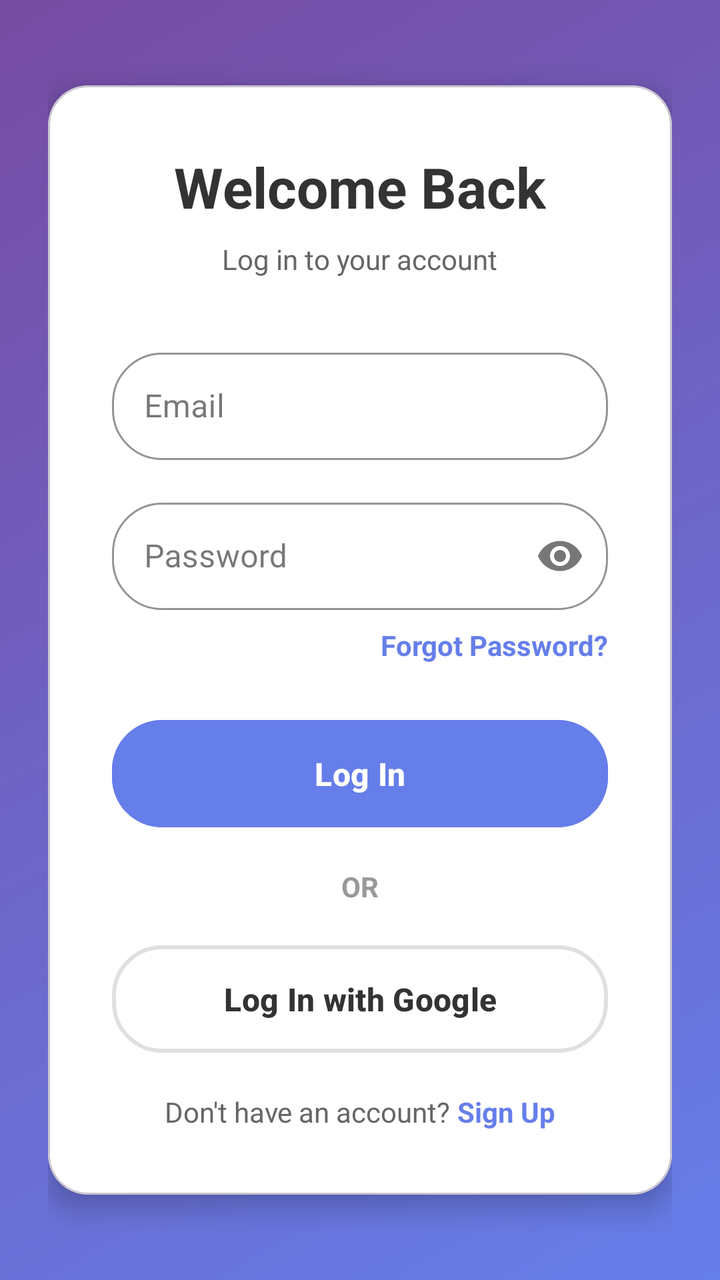
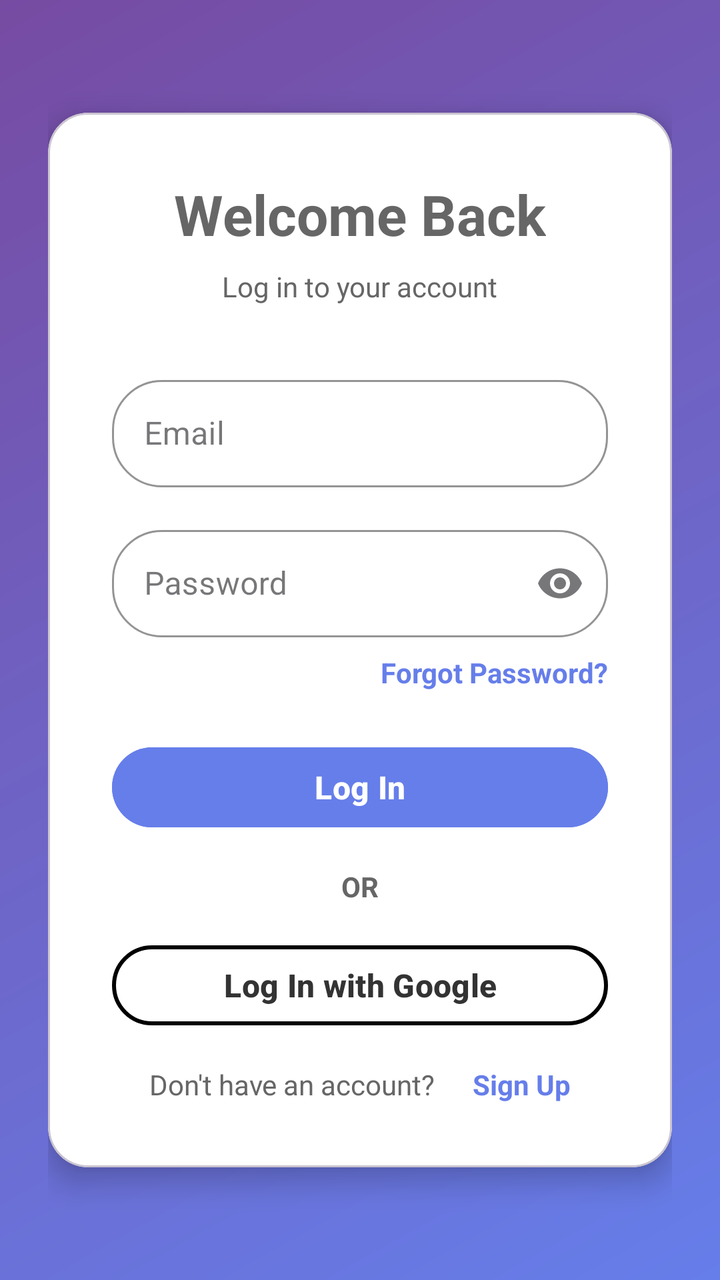

Screens rendered from an Android XML layout before and after an edit, with the pre-edit source and the edit as a unified diff.
<!-- AndroidManifest.xml: application theme Theme.MainProj -->
<!-- res/layout/activity_login.xml -->
<?xml version="1.0" encoding="utf-8"?>
<androidx.constraintlayout.widget.ConstraintLayout xmlns:android="http://schemas.android.com/apk/res/android"
    xmlns:app="http://schemas.android.com/apk/res-auto"
    xmlns:tools="http://schemas.android.com/tools"
    android:id="@+id/main"
    android:layout_width="match_parent"
    android:layout_height="match_parent"
    android:background="@drawable/gradient_background"
    android:padding="24dp"
    tools:context=".Login_activity">

    <com.google.android.material.card.MaterialCardView
        android:id="@+id/cardView"
        android:layout_width="0dp"
        android:layout_height="wrap_content"
        android:backgroundTint="#FFFFFF"
        app:cardCornerRadius="20dp"
        app:cardElevation="8dp"
        app:layout_constraintBottom_toBottomOf="parent"
        app:layout_constraintEnd_toEndOf="parent"
        app:layout_constraintStart_toStartOf="parent"
        app:layout_constraintTop_toTopOf="parent">

        <androidx.constraintlayout.widget.ConstraintLayout
            android:layout_width="match_parent"
            android:layout_height="wrap_content"
            android:padding="32dp">

            <TextView
                android:id="@+id/tvTitle"
                android:layout_width="wrap_content"
                android:layout_height="wrap_content"
                android:text="Welcome Back"
                android:textColor="#333333"
                android:textSize="28sp"
                android:textStyle="bold"
                app:layout_constraintEnd_toEndOf="parent"
                app:layout_constraintStart_toStartOf="parent"
                app:layout_constraintTop_toTopOf="parent" />

            <TextView
                android:id="@+id/tvSubtitle"
                android:layout_width="wrap_content"
                android:layout_height="wrap_content"
                android:layout_marginTop="8dp"
                android:text="Log in to your account"
                android:textColor="#666666"
                android:textSize="14sp"
                app:layout_constraintEnd_toEndOf="parent"
                app:layout_constraintStart_toStartOf="parent"
                app:layout_constraintTop_toBottomOf="@id/tvTitle" />

            <com.google.android.material.textfield.TextInputLayout
                android:id="@+id/tilEmail"
                style="@style/Widget.MaterialComponents.TextInputLayout.OutlinedBox"
                android:layout_width="0dp"
                android:layout_height="wrap_content"
                android:layout_marginTop="32dp"
                android:hint="Email"
                app:boxCornerRadiusBottomEnd="25dp"
                app:boxCornerRadiusBottomStart="25dp"
                app:boxCornerRadiusTopEnd="25dp"
                app:boxCornerRadiusTopStart="25dp"
                app:boxStrokeColor="#667eea"
                app:hintTextColor="#667eea"
                app:layout_constraintEnd_toEndOf="parent"
                app:layout_constraintStart_toStartOf="parent"
                app:layout_constraintTop_toBottomOf="@id/tvSubtitle">

                <com.google.android.material.textfield.TextInputEditText
                    android:id="@+id/etEmail"
                    android:layout_width="match_parent"
                    android:layout_height="wrap_content"
                    android:inputType="textEmailAddress"
                    android:padding="16dp"
                    android:textSize="16sp" />
            </com.google.android.material.textfield.TextInputLayout>

            <com.google.android.material.textfield.TextInputLayout
                android:id="@+id/tilPassword"
                style="@style/Widget.MaterialComponents.TextInputLayout.OutlinedBox"
                android:layout_width="0dp"
                android:layout_height="wrap_content"
                android:layout_marginTop="16dp"
                android:hint="Password"
                app:boxCornerRadiusBottomEnd="25dp"
                app:boxCornerRadiusBottomStart="25dp"
                app:boxCornerRadiusTopEnd="25dp"
                app:boxCornerRadiusTopStart="25dp"
                app:boxStrokeColor="#667eea"
                app:endIconMode="password_toggle"
                app:hintTextColor="#667eea"
                app:layout_constraintEnd_toEndOf="parent"
                app:layout_constraintStart_toStartOf="parent"
                app:layout_constraintTop_toBottomOf="@id/tilEmail">

                <com.google.android.material.textfield.TextInputEditText
                    android:id="@+id/etPassword"
                    android:layout_width="match_parent"
                    android:layout_height="wrap_content"
                    android:inputType="textPassword"
                    android:padding="16dp"
                    android:textSize="16sp" />
            </com.google.android.material.textfield.TextInputLayout>

            <TextView
                android:id="@+id/tvForgotPassword"
                android:layout_width="wrap_content"
                android:layout_height="wrap_content"
                android:layout_marginTop="8dp"
                android:text="Forgot Password?"
                android:textColor="#667eea"
                android:textSize="14sp"
                android:textStyle="bold"
                app:layout_constraintEnd_toEndOf="parent"
                app:layout_constraintTop_toBottomOf="@id/tilPassword" />

            <com.google.android.material.button.MaterialButton
                android:id="@+id/btnLogin"
                android:layout_width="0dp"
                android:layout_height="wrap_content"
                android:layout_marginTop="24dp"
                android:backgroundTint="#667eea"
                android:padding="16dp"
                android:text="Log In"
                android:textColor="@android:color/white"
                android:textSize="16sp"
                android:textStyle="bold"
                app:cornerRadius="25dp"
                app:layout_constraintEnd_toEndOf="parent"
                app:layout_constraintStart_toStartOf="parent"
                app:layout_constraintTop_toBottomOf="@id/tvForgotPassword" />

            <TextView
                android:id="@+id/tvOrDivider"
                android:layout_width="wrap_content"
                android:layout_height="wrap_content"
                android:layout_marginTop="16dp"
                android:text="OR"
                android:textColor="#999999"
                android:textSize="14sp"
                android:textStyle="bold"
                app:layout_constraintEnd_toEndOf="parent"
                app:layout_constraintStart_toStartOf="parent"
                app:layout_constraintTop_toBottomOf="@id/btnLogin" />

            <com.google.android.material.button.MaterialButton
                android:id="@+id/btnGoogleLogin"
                android:layout_width="0dp"
                android:layout_height="wrap_content"
                android:layout_marginTop="16dp"
                android:backgroundTint="#FFFFFF"
                android:padding="16dp"
                android:text="Log In with Google"
                android:textColor="#333333"
                android:textSize="16sp"
                android:textStyle="bold"
                app:cornerRadius="25dp"
                app:layout_constraintEnd_toEndOf="parent"
                app:layout_constraintStart_toStartOf="parent"
                app:layout_constraintTop_toBottomOf="@id/tvOrDivider"
                app:strokeColor="#e0e0e0"
                app:strokeWidth="2dp" />

            <TextView
                android:id="@+id/tvSignUpPrompt"
                android:layout_width="wrap_content"
                android:layout_height="wrap_content"
                android:layout_marginTop="16dp"
                android:text="Don't have an account? "
                android:textColor="#666666"
                android:textSize="14sp"
                app:layout_constraintEnd_toStartOf="@id/tvSignUp"
                app:layout_constraintHorizontal_chainStyle="packed"
                app:layout_constraintStart_toStartOf="parent"
                app:layout_constraintTop_toBottomOf="@id/btnGoogleLogin" />

            <TextView
                android:id="@+id/tvSignUp"
                android:layout_width="wrap_content"
                android:layout_height="wrap_content"
                android:text="Sign Up"
                android:textColor="#667eea"
                android:textSize="14sp"
                android:textStyle="bold"
                app:layout_constraintBaseline_toBaselineOf="@id/tvSignUpPrompt"
                app:layout_constraintEnd_toEndOf="parent"
                app:layout_constraintStart_toEndOf="@id/tvSignUpPrompt" />

        </androidx.constraintlayout.widget.ConstraintLayout>

    </com.google.android.material.card.MaterialCardView>

</androidx.constraintlayout.widget.ConstraintLayout>
<!-- resources referenced by this layout -->
<resources>
  <!-- drawable gradient_background (drawable) -->
  <?xml version="1.0" encoding="utf-8"?>
  <shape xmlns:android="http://schemas.android.com/apk/res/android">
      <gradient
          android:angle="135"
          android:startColor="#667eea"
          android:endColor="#764ba2"
          android:type="linear" />
  </shape>
  <style name="Theme.MainProj" parent="Base.Theme.MainProj" />
  <style name="Base.Theme.MainProj" parent="Theme.Material3.DayNight.NoActionBar">
          
          <resources>
              <color name="input_stroke_color">#667eea</color>
              <color name="button_primary">#667eea</color>
              <color name="text_secondary">#666666</color>
              <color name="button_google_bg">#FFFFFF</color>
              <color name="button_google_text">#333333</color>
              <color name="button_google_stroke">#e0e0e0</color>
          </resources>
          
      </style>
</resources>

<!-- the commit's change to res/layout/activity_login.xml (unified diff, before → after) -->
@@ -1,25 +1,23 @@
-<?xml version="1.0" encoding="utf-8"?>
-<androidx.constraintlayout.widget.ConstraintLayout xmlns:android="http://schemas.android.com/apk/res/android"
+<androidx.constraintlayout.widget.ConstraintLayout
+    xmlns:android="http://schemas.android.com/apk/res/android"
     xmlns:app="http://schemas.android.com/apk/res-auto"
-    xmlns:tools="http://schemas.android.com/tools"
     android:id="@+id/main"
     android:layout_width="match_parent"
     android:layout_height="match_parent"
     android:background="@drawable/gradient_background"
-    android:padding="24dp"
-    tools:context=".Login_activity">
+    android:padding="24dp">
 
     <com.google.android.material.card.MaterialCardView
         android:id="@+id/cardView"
         android:layout_width="0dp"
         android:layout_height="wrap_content"
-        android:backgroundTint="#FFFFFF"
+        android:backgroundTint="?attr/buttonGoogleBg"
         app:cardCornerRadius="20dp"
         app:cardElevation="8dp"
+        app:layout_constraintTop_toTopOf="parent"
         app:layout_constraintBottom_toBottomOf="parent"
-        app:layout_constraintEnd_toEndOf="parent"
         app:layout_constraintStart_toStartOf="parent"
-        app:layout_constraintTop_toTopOf="parent">
+        app:layout_constraintEnd_toEndOf="parent">
 
         <androidx.constraintlayout.widget.ConstraintLayout
             android:layout_width="match_parent"
@@ -31,24 +29,24 @@
                 android:layout_width="wrap_content"
                 android:layout_height="wrap_content"
                 android:text="Welcome Back"
-                android:textColor="#333333"
+                android:textColor="?attr/textSecondary"
                 android:textSize="28sp"
                 android:textStyle="bold"
-                app:layout_constraintEnd_toEndOf="parent"
+                app:layout_constraintTop_toTopOf="parent"
                 app:layout_constraintStart_toStartOf="parent"
-                app:layout_constraintTop_toTopOf="parent" />
+                app:layout_constraintEnd_toEndOf="parent"/>
 
             <TextView
                 android:id="@+id/tvSubtitle"
                 android:layout_width="wrap_content"
                 android:layout_height="wrap_content"
+                android:text="Log in to your account"
+                android:textColor="?attr/textSecondary"
+                android:textSize="14sp"
                 android:layout_marginTop="8dp"
-                android:text="Log in to your account"
-                android:textColor="#666666"
-                android:textSize="14sp"
-                app:layout_constraintEnd_toEndOf="parent"
+                app:layout_constraintTop_toBottomOf="@id/tvTitle"
                 app:layout_constraintStart_toStartOf="parent"
-                app:layout_constraintTop_toBottomOf="@id/tvTitle" />
+                app:layout_constraintEnd_toEndOf="parent"/>
 
             <com.google.android.material.textfield.TextInputLayout
                 android:id="@+id/tilEmail"
@@ -57,15 +55,15 @@
                 android:layout_height="wrap_content"
                 android:layout_marginTop="32dp"
                 android:hint="Email"
+                app:boxCornerRadiusTopStart="25dp"
+                app:boxCornerRadiusTopEnd="25dp"
+                app:boxCornerRadiusBottomStart="25dp"
                 app:boxCornerRadiusBottomEnd="25dp"
-                app:boxCornerRadiusBottomStart="25dp"
-                app:boxCornerRadiusTopEnd="25dp"
-                app:boxCornerRadiusTopStart="25dp"
-                app:boxStrokeColor="#667eea"
-                app:hintTextColor="#667eea"
-                app:layout_constraintEnd_toEndOf="parent"
+                app:boxStrokeColor="?attr/inputStrokeColor"
+                app:hintTextColor="?attr/inputStrokeColor"
+                app:layout_constraintTop_toBottomOf="@id/tvSubtitle"
                 app:layout_constraintStart_toStartOf="parent"
-                app:layout_constraintTop_toBottomOf="@id/tvSubtitle">
+                app:layout_constraintEnd_toEndOf="parent">
 
                 <com.google.android.material.textfield.TextInputEditText
                     android:id="@+id/etEmail"
@@ -73,7 +71,7 @@
                     android:layout_height="wrap_content"
                     android:inputType="textEmailAddress"
                     android:padding="16dp"
-                    android:textSize="16sp" />
+                    android:textSize="16sp"/>
             </com.google.android.material.textfield.TextInputLayout>
 
             <com.google.android.material.textfield.TextInputLayout
@@ -83,16 +81,16 @@
                 android:layout_height="wrap_content"
                 android:layout_marginTop="16dp"
                 android:hint="Password"
+                app:endIconMode="password_toggle"
+                app:boxCornerRadiusTopStart="25dp"
+                app:boxCornerRadiusTopEnd="25dp"
+                app:boxCornerRadiusBottomStart="25dp"
                 app:boxCornerRadiusBottomEnd="25dp"
-                app:boxCornerRadiusBottomStart="25dp"
-                app:boxCornerRadiusTopEnd="25dp"
-                app:boxCornerRadiusTopStart="25dp"
-                app:boxStrokeColor="#667eea"
-                app:endIconMode="password_toggle"
-                app:hintTextColor="#667eea"
-                app:layout_constraintEnd_toEndOf="parent"
+                app:boxStrokeColor="?attr/inputStrokeColor"
+                app:hintTextColor="?attr/inputStrokeColor"
+                app:layout_constraintTop_toBottomOf="@id/tilEmail"
                 app:layout_constraintStart_toStartOf="parent"
-                app:layout_constraintTop_toBottomOf="@id/tilEmail">
+                app:layout_constraintEnd_toEndOf="parent">
 
                 <com.google.android.material.textfield.TextInputEditText
                     android:id="@+id/etPassword"
@@ -100,7 +98,7 @@
                     android:layout_height="wrap_content"
                     android:inputType="textPassword"
                     android:padding="16dp"
-                    android:textSize="16sp" />
+                    android:textSize="16sp"/>
             </com.google.android.material.textfield.TextInputLayout>
 
             <TextView
@@ -109,86 +107,81 @@
                 android:layout_height="wrap_content"
                 android:layout_marginTop="8dp"
                 android:text="Forgot Password?"
-                android:textColor="#667eea"
+                android:textColor="?attr/inputStrokeColor"
+                android:textStyle="bold"
                 android:textSize="14sp"
-                android:textStyle="bold"
-                app:layout_constraintEnd_toEndOf="parent"
-                app:layout_constraintTop_toBottomOf="@id/tilPassword" />
+                app:layout_constraintTop_toBottomOf="@id/tilPassword"
+                app:layout_constraintEnd_toEndOf="parent"/>
 
             <com.google.android.material.button.MaterialButton
                 android:id="@+id/btnLogin"
                 android:layout_width="0dp"
                 android:layout_height="wrap_content"
                 android:layout_marginTop="24dp"
-                android:backgroundTint="#667eea"
-                android:padding="16dp"
                 android:text="Log In"
-                android:textColor="@android:color/white"
+                android:backgroundTint="?attr/buttonPrimary"
+                android:textColor="?attr/buttonGoogleBg"
+                android:textStyle="bold"
                 android:textSize="16sp"
-                android:textStyle="bold"
                 app:cornerRadius="25dp"
-                app:layout_constraintEnd_toEndOf="parent"
+                app:layout_constraintTop_toBottomOf="@id/tvForgotPassword"
                 app:layout_constraintStart_toStartOf="parent"
-                app:layout_constraintTop_toBottomOf="@id/tvForgotPassword" />
+                app:layout_constraintEnd_toEndOf="parent"/>
 
             <TextView
                 android:id="@+id/tvOrDivider"
                 android:layout_width="wrap_content"
                 android:layout_height="wrap_content"
+                android:text="OR"
+                android:textColor="?attr/textSecondary"
+                android:textStyle="bold"
+                android:textSize="14sp"
                 android:layout_marginTop="16dp"
-                android:text="OR"
-                android:textColor="#999999"
-                android:textSize="14sp"
-                android:textStyle="bold"
-                app:layout_constraintEnd_toEndOf="parent"
+                app:layout_constraintTop_toBottomOf="@id/btnLogin"
                 app:layout_constraintStart_toStartOf="parent"
-                app:layout_constraintTop_toBottomOf="@id/btnLogin" />
+                app:layout_constraintEnd_toEndOf="parent"/>
 
             <com.google.android.material.button.MaterialButton
                 android:id="@+id/btnGoogleLogin"
                 android:layout_width="0dp"
                 android:layout_height="wrap_content"
                 android:layout_marginTop="16dp"
-                android:backgroundTint="#FFFFFF"
-                android:padding="16dp"
                 android:text="Log In with Google"
-                android:textColor="#333333"
+                android:backgroundTint="?attr/buttonGoogleBg"
+                android:textColor="?attr/buttonGoogleText"
+                android:strokeColor="?attr/buttonGoogleStroke"
+                app:strokeWidth="2dp"
+                android:textStyle="bold"
                 android:textSize="16sp"
-                android:textStyle="bold"
                 app:cornerRadius="25dp"
-                app:layout_constraintEnd_toEndOf="parent"
+                app:layout_constraintTop_toBottomOf="@id/tvOrDivider"
                 app:layout_constraintStart_toStartOf="parent"
-                app:layout_constraintTop_toBottomOf="@id/tvOrDivider"
-                app:strokeColor="#e0e0e0"
-                app:strokeWidth="2dp" />
+                app:layout_constraintEnd_toEndOf="parent"/>
 
             <TextView
                 android:id="@+id/tvSignUpPrompt"
                 android:layout_width="wrap_content"
                 android:layout_height="wrap_content"
+                android:text="Don't have an account?"
+                android:textColor="?attr/textSecondary"
+                android:textSize="14sp"
                 android:layout_marginTop="16dp"
-                android:text="Don't have an account? "
-                android:textColor="#666666"
-                android:textSize="14sp"
-                app:layout_constraintEnd_toStartOf="@id/tvSignUp"
-                app:layout_constraintHorizontal_chainStyle="packed"
+                app:layout_constraintTop_toBottomOf="@id/btnGoogleLogin"
                 app:layout_constraintStart_toStartOf="parent"
-                app:layout_constraintTop_toBottomOf="@id/btnGoogleLogin" />
+                app:layout_constraintEnd_toStartOf="@id/tvSignUp"/>
 
             <TextView
                 android:id="@+id/tvSignUp"
                 android:layout_width="wrap_content"
                 android:layout_height="wrap_content"
                 android:text="Sign Up"
-                android:textColor="#667eea"
+                android:textColor="?attr/inputStrokeColor"
                 android:textSize="14sp"
                 android:textStyle="bold"
-                app:layout_constraintBaseline_toBaselineOf="@id/tvSignUpPrompt"
-                app:layout_constraintEnd_toEndOf="parent"
-                app:layout_constraintStart_toEndOf="@id/tvSignUpPrompt" />
+                app:layout_constraintTop_toTopOf="@id/tvSignUpPrompt"
+                app:layout_constraintStart_toEndOf="@id/tvSignUpPrompt"
+                app:layout_constraintEnd_toEndOf="parent"/>
 
         </androidx.constraintlayout.widget.ConstraintLayout>
-
     </com.google.android.material.card.MaterialCardView>
-
 </androidx.constraintlayout.widget.ConstraintLayout>
<!-- resource entries referenced after the edit -->
@@ -9,18 +9,20 @@
           android:endColor="#764ba2"
           android:type="linear" />
   </shape>
-  <style name="Theme.MainProj" parent="Base.Theme.MainProj" />
-  <style name="Base.Theme.MainProj" parent="Theme.Material3.DayNight.NoActionBar">
-          
-          <resources>
-              <color name="input_stroke_color">#667eea</color>
-              <color name="button_primary">#667eea</color>
-              <color name="text_secondary">#666666</color>
-              <color name="button_google_bg">#FFFFFF</color>
-              <color name="button_google_text">#333333</color>
-              <color name="button_google_stroke">#e0e0e0</color>
-          </resources>
-          
-      </style>
+  <style name="Theme.MainProj" parent="Theme.Material3.DayNight.NoActionBar">
+              <item name="inputStrokeColor">@color/input_stroke_color_light</item>
+              <item name="buttonPrimary">@color/button_primary_light</item>
+              <item name="textSecondary">@color/text_secondary_light</item>
+  
+              <item name="buttonGoogleBg">@color/button_google_bg_light</item>
+              <item name="buttonGoogleText">@color/button_google_text_light</item>
+              <item name="buttonGoogleStroke">@color/button_google_stroke_light</item>
+          </style>
+  <color name="input_stroke_color_light">#667eea</color>
+  <color name="button_primary_light">#667eea</color>
+  <color name="text_secondary_light">#666666</color>
+  <color name="button_google_bg_light">#FFFFFF</color>
+  <color name="button_google_text_light">#333333</color>
+  <color name="button_google_stroke_light">#e0e0e0</color>
 </resources>
 
